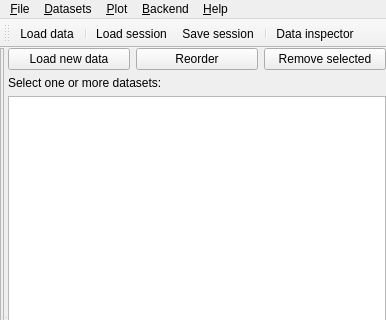
This is ufit/gui/main.ui in McStasMcXtrace/ufit as Qt 5 draws it before an edit; both pictures show x 0 to 386 and y 0 to 320 of the 386 by 600 pixel window. The edited form follows.
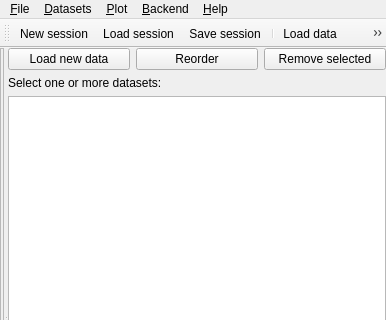
This is the edited form. Icons and pictures are not drawn. Custom widgets are drawn as their Qt base class.

Commit message: gui: add "new session" button, fix off-by-one error when loading new session

What changed in the file:
```diff
--- a/ufit/gui/main.ui
+++ b/ufit/gui/main.ui
@@ -168,11 +168,11 @@
    <attribute name="toolBarBreak">
     <bool>false</bool>
    </attribute>
-   <addaction name="actionLoadData"/>
-   <addaction name="separator"/>
+   <addaction name="actionNewSession"/>
    <addaction name="actionLoad"/>
    <addaction name="actionSave"/>
    <addaction name="separator"/>
+   <addaction name="actionLoadData"/>
    <addaction name="actionInspector"/>
   </widget>
   <action name="actionLoad">
@@ -344,6 +344,18 @@
     <string>Ctrl+I</string>
    </property>
   </action>
+  <action name="actionNewSession">
+   <property name="icon">
+    <iconset resource="../../resource/gui.qrc">
+     <normaloff>:/document.png</normaloff>:/document.png</iconset>
+   </property>
+   <property name="text">
+    <string>New session</string>
+   </property>
+   <property name="shortcut">
+    <string>Ctrl+N</string>
+   </property>
+  </action>
  </widget>
  <customwidgets>
   <customwidget>
```
Left out of the diff: 7 changed lines with no effect on the pictures. The commit also changes 8 other files.
